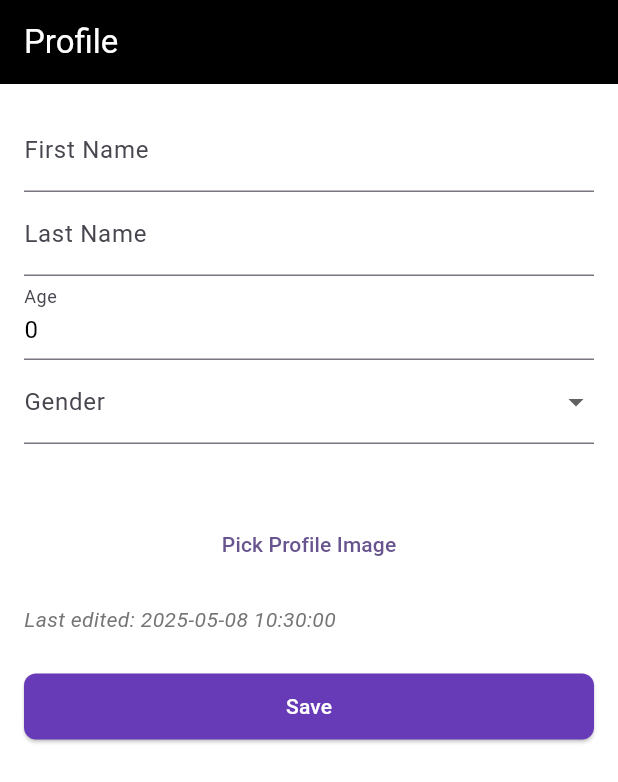
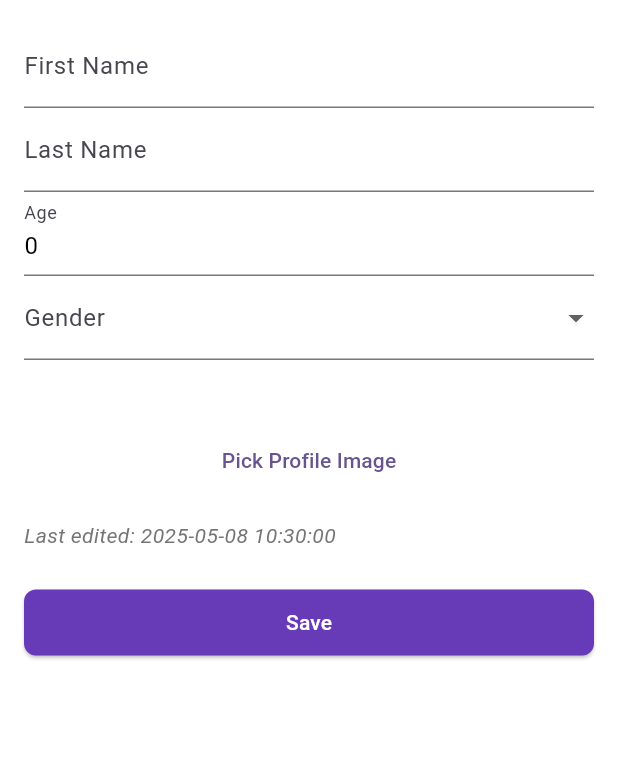
Before and after one commit to enkeleda-bardhi/runBalanced, a Flutter app: the ProfileScreen screen opened directly, on a phone screen of 412 x 824 dp. Shown: the top 782 px of the screen. Run offline on Flutter 3.47's test engine with Material 3 defaults, Android fonts, the phone set to English and light mode, and no system bars; our stand-ins replace cloud_firestore, firebase_auth, firebase_core, image_picker; accounts and stored records are empty.

Commit message:
removed double title in profile page

```diff
--- a/run_balanced/lib/screens/profile_screen.dart
+++ b/run_balanced/lib/screens/profile_screen.dart
@@ -147,7 +147,6 @@ class _ProfileScreenState extends State<ProfileScreen> {
   @override
   Widget build(BuildContext context) {
     return Scaffold(
-      appBar: AppBar(title: Text('Profile')),
       body:
           _isLoading
               ? Center(child: CircularProgressIndicator())
```
